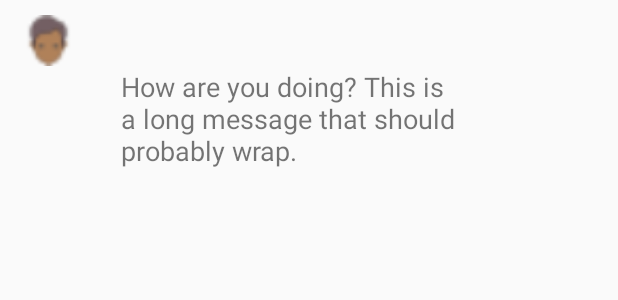
After one commit to PhStorm99/Academic-Android-Labs, an Android app: the layout activity_receive.xml on its own in the app's theme, with its tools: preview values and no code run, on a phone screen of 412 x 824 dp. The commit adds this screen. Shown: the top 300 px of the screen. Run offline under Robolectric (Android 15) with nearby library versions, the phone set to English and light mode, and no system bars.

Commit message:
Finished Lab4

```diff
--- a/app/build.gradle
+++ b/app/build.gradle
@@ -17,6 +17,10 @@ android {
             proguardFiles getDefaultProguardFile('proguard-android-optimize.txt'), 'proguard-rules.pro'
         }
     }
+    compileOptions {
+        targetCompatibility = 1.8
+        sourceCompatibility = 1.8
+    }
 }
 
 dependencies {
@@ -26,4 +30,5 @@ dependencies {
     testImplementation 'junit:junit:4.12'
     androidTestImplementation 'androidx.test:runner:1.1.1'
     androidTestImplementation 'androidx.test.espresso:espresso-core:3.1.1'
+    implementation 'org.jetbrains:annotations:15.0'
 }
--- a/app/src/main/AndroidManifest.xml
+++ b/app/src/main/AndroidManifest.xml
@@ -19,6 +19,7 @@
         </activity>
 
         <activity android:name=".ProfileActivity"/>
+        <activity android:name=".ChatRoomActivity"/>
     </application>
 
 </manifest>
--- a/app/src/main/java/com/example/androidlabs/MainActivity.java
+++ b/app/src/main/java/com/example/androidlabs/MainActivity.java
@@ -40,7 +40,7 @@ public class MainActivity extends AppCompatActivity {
                 profilePage.putExtra("EmailFormLastPage", typeField.getText().toString());
 
                 //Now make the transition:
-                MainActivity.this.startActivity(profilePage);
+                MainActivity.this.startActivityForResult(profilePage,345);
             }
         });
 
--- /dev/null
+++ b/app/src/main/res/layout/activity_receive.xml
@@ -0,0 +1,44 @@
+<?xml version="1.0" encoding="utf-8"?>
+<RelativeLayout
+
+  xmlns:android="http://schemas.android.com/apk/res/android"
+    android:layout_width="match_parent"
+    android:layout_height="wrap_content"
+    android:clipToPadding="false"
+    android:paddingVertical="10dp"
+    android:paddingLeft="15dp"
+
+    android:paddingRight="60dp">
+
+
+<View android:id="@+id/senderAvatar"
+    android:layout_width="34dp"
+    android:layout_height="34dp"
+    android:layout_alignParentLeft="true"
+    android:background="@drawable/row_send"
+    android:scaleType="centerInside"/>
+
+<TextView
+    android:id="@+id/senderName"
+    android:layout_width="wrap_content"
+    android:layout_height="wrap_content"
+    android:layout_alignTop="@+id/senderAvatar"
+    android:layout_marginLeft="15dp"
+    android:layout_toRightOf="@+id/senderAvatar"
+    android:paddingBottom="4dp"
+    android:textColor="@color/colorPrimary"/>
+
+<TextView
+
+    android:id="@+id/textViewMessage"
+    android:layout_width="wrap_content"
+    android:layout_height="wrap_content"
+    android:layout_below="@+id/senderName"
+    android:layout_alignLeft="@+id/senderName"
+    android:elevation="2dp"
+    android:paddingHorizontal="16dp"
+    android:paddingVertical="12dp"
+    android:text="How are you doing? This is a long message that should probably wrap."
+    android:textSize="18dp"/>
+
+</RelativeLayout>
--- a/app/src/main/res/layout/profile_activity.xml
+++ b/app/src/main/res/layout/profile_activity.xml
@@ -58,7 +58,12 @@
         android:text="@string/line11"
         android:textSize="15sp"/>
 
+    <Button
 
+    android:id="@+id/GoToChatBtn"
+    android:layout_width="match_parent"
+    android:layout_height="wrap_content"
+    android:text="@string/button2" />
 
 
 </LinearLayout>
--- a/app/src/main/res/values/strings.xml
+++ b/app/src/main/res/values/strings.xml
@@ -10,6 +10,7 @@
     <string name="line3">Type your password:</string>
     <string name="line4"></string>
     <string name="button1">LOGIN</string>
+    <string name="button2">Go to chat</string>
 
 
     <string name="line5">Your profile </string>
@@ -20,4 +21,9 @@
     <string name="line10">Your picture: </string>
     <string name="line11">Click the button above to take a picture</string>
 
+
+    <string name="SendText">SEND</string>
+    <string name="ChatHint">Type here</string>
+    <string name="ReceiveText">RECEIVE</string>
+
 </resources>
```
Also changed, not shown: app/src/main/java/com/example/androidlabs/ChatAdapter.java (added, +52 -0 lines), app/src/main/java/com/example/androidlabs/ChatRoomActivity.java (added, +64 -0 lines), app/src/main/java/com/example/androidlabs/Message.java (added, +30 -0 lines), app/src/main/java/com/example/androidlabs/ProfileActivity.java (+18 -1 lines), app/src/main/res/layout/activity_chatroom.xml (added, +44 -0 lines), app/src/main/res/layout/activity_send.xml (added, +42 -0 lines), app/src/main/res/drawable/row_receive.png (added), app/src/main/res/drawable/row_send.png (added), 1 other file.
